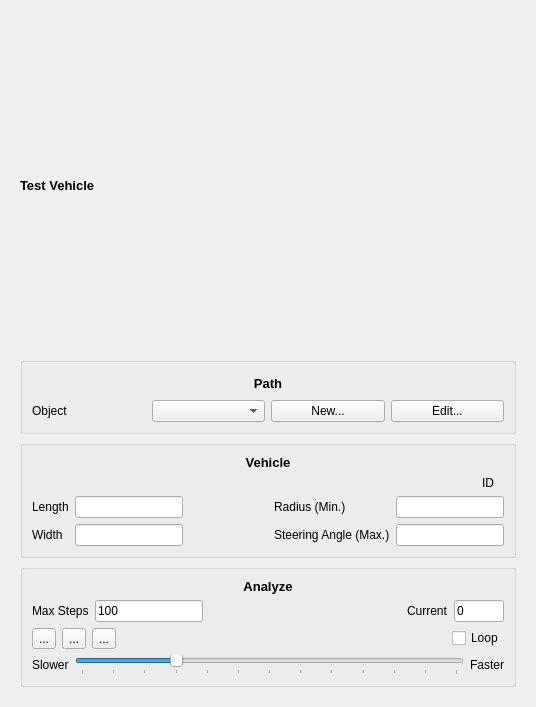
This is freecad/turns/resources/test_vehicle.ui in joelgraff/freecad.turns as Qt 5 draws it before an edit. The edited form follows.
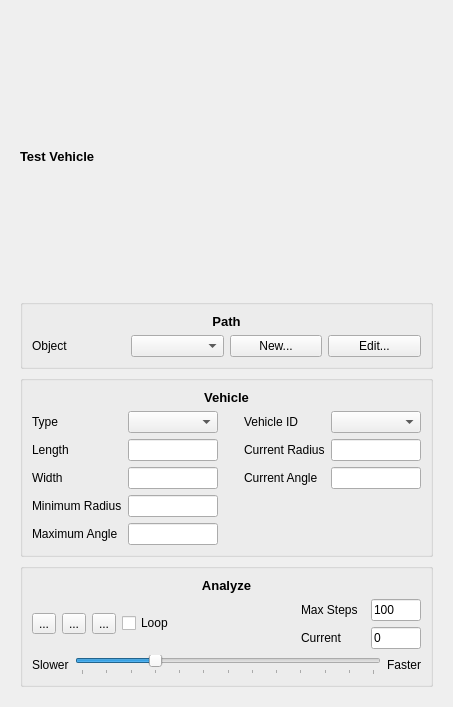
This is the edited form.

Commit message: implementing vehicle template support

```diff
--- a/freecad/turns/resources/test_vehicle.ui
+++ b/freecad/turns/resources/test_vehicle.ui
@@ -6,12 +6,12 @@
    <rect>
     <x>0</x>
     <y>0</y>
-    <width>536</width>
+    <width>453</width>
     <height>707</height>
    </rect>
   </property>
   <property name="sizePolicy">
-   <sizepolicy hsizetype="Minimum" vsizetype="Minimum">
+   <sizepolicy hsizetype="Maximum" vsizetype="Fixed">
     <horstretch>0</horstretch>
     <verstretch>0</verstretch>
    </sizepolicy>
@@ -26,7 +26,7 @@
       <bool>true</bool>
      </property>
      <property name="sizePolicy">
-      <sizepolicy hsizetype="MinimumExpanding" vsizetype="MinimumExpanding">
+      <sizepolicy hsizetype="Preferred" vsizetype="MinimumExpanding">
        <horstretch>0</horstretch>
        <verstretch>0</verstretch>
       </sizepolicy>
@@ -52,6 +52,12 @@
          <layout class="QVBoxLayout" name="verticalLayout_4" stretch="0,0,0">
           <item>
            <widget class="QGroupBox" name="groupBox_path">
+            <property name="sizePolicy">
+             <sizepolicy hsizetype="Preferred" vsizetype="Preferred">
+              <horstretch>0</horstretch>
+              <verstretch>0</verstretch>
+             </sizepolicy>
+            </property>
             <layout class="QVBoxLayout" name="verticalLayout_5">
              <item>
               <widget class="QLabel" name="label_path">
@@ -84,6 +90,12 @@
                </item>
                <item>
                 <widget class="QPushButton" name="create_path_button">
+                 <property name="sizePolicy">
+                  <sizepolicy hsizetype="Preferred" vsizetype="Fixed">
+                   <horstretch>0</horstretch>
+                   <verstretch>0</verstretch>
+                  </sizepolicy>
+                 </property>
                  <property name="text">
                   <string>New...</string>
                  </property>
@@ -91,6 +103,12 @@
                </item>
                <item>
                 <widget class="QPushButton" name="edit_path_button">
+                 <property name="sizePolicy">
+                  <sizepolicy hsizetype="Preferred" vsizetype="Fixed">
+                   <horstretch>0</horstretch>
+                   <verstretch>0</verstretch>
+                  </sizepolicy>
+                 </property>
                  <property name="text">
                   <string>Edit...</string>
                  </property>
@@ -103,6 +121,12 @@
           </item>
           <item>
            <widget class="QGroupBox" name="groupBox_vehicle">
+            <property name="sizePolicy">
+             <sizepolicy hsizetype="Maximum" vsizetype="Preferred">
+              <horstretch>0</horstretch>
+              <verstretch>0</verstretch>
+             </sizepolicy>
+            </property>
             <property name="title">
              <string/>
             </property>
@@ -110,9 +134,15 @@
              <item>
               <layout class="QVBoxLayout" name="verticalLayout_7">
                <item>
-                <layout class="QHBoxLayout" name="horizontalLayout_3">
+                <layout class="QHBoxLayout" name="horizontalLayout_3" stretch="0">
                  <item>
                   <widget class="QLabel" name="label_Vehicle">
+                   <property name="sizePolicy">
+                    <sizepolicy hsizetype="Preferred" vsizetype="Preferred">
+                     <horstretch>1</horstretch>
+                     <verstretch>0</verstretch>
+                    </sizepolicy>
+                   </property>
                    <property name="font">
                     <font>
                      <pointsize>10</pointsize>
@@ -130,49 +160,35 @@
                  </item>
                 </layout>
                </item>
-               <item>
-                <widget class="QLabel" name="label_veh_id">
-                 <property name="text">
-                  <string>ID</string>
-                 </property>
-                 <property name="alignment">
-                  <set>Qt::AlignRight|Qt::AlignTrailing|Qt::AlignVCenter</set>
-                 </property>
-                 <property name="margin">
-                  <number>0</number>
-                 </property>
-                 <property name="indent">
-                  <number>10</number>
-                 </property>
-                </widget>
-               </item>
                <item>
                 <layout class="QHBoxLayout" name="horizontalLayout_2">
                  <item>
                   <layout class="QFormLayout" name="formLayout_veh_dim">
-                   <item row="1" column="0">
-                    <widget class="QLabel" name="label_width">
-                     <property name="text">
-                      <string>Width</string>
-                     </property>
-                    </widget>
-                   </item>
-                   <item row="1" column="1">
-                    <widget class="QLineEdit" name="lineEdit_width">
-                     <property name="readOnly">
-                      <bool>true</bool>
-                     </property>
-                    </widget>
-                   </item>
                    <item row="0" column="0">
+                    <widget class="QLabel" name="label_8">
+                     <property name="text">
+                      <string>Type</string>
+                     </property>
+                    </widget>
+                   </item>
+                   <item row="0" column="1">
+                    <widget class="QComboBox" name="type_combo"/>
+                   </item>
+                   <item row="1" column="0">
                     <widget class="QLabel" name="label_length">
                      <property name="text">
                       <string>Length</string>
                      </property>
                     </widget>
                    </item>
-                   <item row="0" column="1">
+                   <item row="1" column="1">
                     <widget class="QLineEdit" name="length_edit">
+                     <property name="sizePolicy">
+                      <sizepolicy hsizetype="Preferred" vsizetype="Fixed">
+                       <horstretch>0</horstretch>
+                       <verstretch>0</verstretch>
+                      </sizepolicy>
+                     </property>
                      <property name="autoFillBackground">
                       <bool>false</bool>
                      </property>
@@ -181,6 +197,66 @@
                      </property>
                     </widget>
                    </item>
+                   <item row="2" column="0">
+                    <widget class="QLabel" name="label_width">
+                     <property name="text">
+                      <string>Width</string>
+                     </property>
+                    </widget>
+                   </item>
+                   <item row="2" column="1">
+                    <widget class="QLineEdit" name="width_edit">
+                     <property name="sizePolicy">
+                      <sizepolicy hsizetype="Preferred" vsizetype="Fixed">
+                       <horstretch>0</horstretch>
+                       <verstretch>0</verstretch>
+                      </sizepolicy>
+                     </property>
+                     <property name="readOnly">
+                      <bool>true</bool>
+                     </property>
+                    </widget>
+                   </item>
+                   <item row="3" column="0">
+                    <widget class="QLabel" name="label_6">
+                     <property name="text">
+                      <string>Minimum Radius</string>
+                     </property>
+                    </widget>
+                   </item>
+                   <item row="3" column="1">
+                    <widget class="QLineEdit" name="min_radius_edit">
+                     <property name="sizePolicy">
+                      <sizepolicy hsizetype="Preferred" vsizetype="Fixed">
+                       <horstretch>0</horstretch>
+                       <verstretch>0</verstretch>
+                      </sizepolicy>
+                     </property>
+                     <property name="readOnly">
+                      <bool>true</bool>
+                     </property>
+                    </widget>
+                   </item>
+                   <item row="4" column="0">
+                    <widget class="QLabel" name="label_7">
+                     <property name="text">
+                      <string>Maximum Angle</string>
+                     </property>
+                    </widget>
+                   </item>
+                   <item row="4" column="1">
+                    <widget class="QLineEdit" name="max_angle_edit">
+                     <property name="sizePolicy">
+                      <sizepolicy hsizetype="Preferred" vsizetype="Fixed">
+                       <horstretch>0</horstretch>
+                       <verstretch>0</verstretch>
+                      </sizepolicy>
+                     </property>
+                     <property name="readOnly">
+                      <bool>true</bool>
+                     </property>
+                    </widget>
+                   </item>
                   </layout>
                  </item>
                  <item>
@@ -188,9 +264,12 @@
                    <property name="orientation">
                     <enum>Qt::Horizontal</enum>
                    </property>
+                   <property name="sizeType">
+                    <enum>QSizePolicy::Minimum</enum>
+                   </property>
                    <property name="sizeHint" stdset="0">
                     <size>
-                     <width>40</width>
+                     <width>20</width>
                      <height>20</height>
                     </size>
                    </property>
@@ -198,23 +277,47 @@
                  </item>
                  <item>
                   <layout class="QFormLayout" name="formLayout_radius_angle">
+                   <item row="0" column="1">
+                    <widget class="QComboBox" name="id_combo"/>
+                   </item>
+                   <item row="0" column="0">
+                    <widget class="QLabel" name="label_9">
+                     <property name="text">
+                      <string>Vehicle ID</string>
+                     </property>
+                    </widget>
+                   </item>
+                   <item row="1" column="1">
+                    <widget class="QLineEdit" name="cur_radius_edit">
+                     <property name="sizePolicy">
+                      <sizepolicy hsizetype="Preferred" vsizetype="Fixed">
+                       <horstretch>0</horstretch>
+                       <verstretch>0</verstretch>
+                      </sizepolicy>
+                     </property>
+                    </widget>
+                   </item>
+                   <item row="2" column="1">
+                    <widget class="QLineEdit" name="cur_angle_edit">
+                     <property name="sizePolicy">
+                      <sizepolicy hsizetype="Preferred" vsizetype="Fixed">
+                       <horstretch>0</horstretch>
+                       <verstretch>0</verstretch>
+                      </sizepolicy>
+                     </property>
+                    </widget>
+                   </item>
                    <item row="1" column="0">
                     <widget class="QLabel" name="label_radius">
                      <property name="text">
-                      <string>Radius (Min.)</string>
+                      <string>Current Radius</string>
                      </property>
                     </widget>
                    </item>
-                   <item row="1" column="1">
-                    <widget class="QLineEdit" name="radius_edit"/>
-                   </item>
-                   <item row="2" column="1">
-                    <widget class="QLineEdit" name="angle_edit"/>
-                   </item>
                    <item row="2" column="0">
                     <widget class="QLabel" name="label_angle">
                      <property name="text">
-                      <string>Steering Angle (Max.)</string>
+                      <string>Current Angle</string>
                      </property>
                     </widget>
                    </item>
@@ -229,6 +332,12 @@
           </item>
           <item>
            <widget class="QGroupBox" name="groupBox_analyze">
+            <property name="sizePolicy">
+             <sizepolicy hsizetype="Preferred" vsizetype="Preferred">
+              <horstretch>0</horstretch>
+              <verstretch>0</verstretch>
+             </sizepolicy>
+            </property>
             <property name="title">
              <string/>
             </property>
@@ -251,29 +360,44 @@
               </widget>
              </item>
              <item>
-              <layout class="QHBoxLayout" name="horizontalLayout" stretch="0,0,1,0,0">
+              <layout class="QHBoxLayout" name="horizontalLayout_6">
                <item>
-                <widget class="QLabel" name="label_steps">
-                 <property name="text">
-                  <string>Max Steps</string>
-                 </property>
-                </widget>
-               </item>
-               <item>
-                <widget class="QLineEdit" name="max_steps_edit">
-                 <property name="sizePolicy">
-                  <sizepolicy hsizetype="Minimum" vsizetype="Fixed">
-                   <horstretch>0</horstretch>
-                   <verstretch>0</verstretch>
-                  </sizepolicy>
-                 </property>
-                 <property name="text">
-                  <string>100</string>
-                 </property>
-                 <property name="placeholderText">
-                  <string/>
-                 </property>
-                </widget>
+                <layout class="QGridLayout" name="gridLayout" columnstretch="1,0,0,0,0,0,0">
+                 <item row="0" column="0">
+                  <widget class="QToolButton" name="back_button">
+                   <property name="text">
+                    <string>...</string>
+                   </property>
+                  </widget>
+                 </item>
+                 <item row="0" column="2">
+                  <widget class="QToolButton" name="forward_button">
+                   <property name="text">
+                    <string>...</string>
+                   </property>
+                  </widget>
+                 </item>
+                 <item row="0" column="1">
+                  <widget class="QToolButton" name="play_button">
+                   <property name="text">
+                    <string>...</string>
+                   </property>
+                  </widget>
+                 </item>
+                 <item row="0" column="4">
+                  <widget class="QCheckBox" name="loop_checkbox">
+                   <property name="sizePolicy">
+                    <sizepolicy hsizetype="Maximum" vsizetype="Fixed">
+                     <horstretch>0</horstretch>
+                     <verstretch>0</verstretch>
+                    </sizepolicy>
+                   </property>
+                   <property name="text">
+                    <string>Loop</string>
+                   </property>
+                  </widget>
+                 </item>
+                </layout>
                </item>
                <item>
                 <spacer name="horizontalSpacer_2">
@@ -289,81 +413,80 @@
                 </spacer>
                </item>
                <item>
-                <widget class="QLabel" name="label_2">
-                 <property name="text">
-                  <string>Current</string>
-                 </property>
-                </widget>
-               </item>
-               <item>
-                <widget class="QLineEdit" name="cur_step_edit">
-                 <property name="sizePolicy">
-                  <sizepolicy hsizetype="Minimum" vsizetype="Fixed">
-                   <horstretch>0</horstretch>
-                   <verstretch>0</verstretch>
-                  </sizepolicy>
-                 </property>
-                 <property name="maximumSize">
-                  <size>
-                   <width>50</width>
-                   <height>16777215</height>
-                  </size>
-                 </property>
-                 <property name="text">
-                  <string>0</string>
-                 </property>
-                 <property name="placeholderText">
-                  <string/>
-                 </property>
-                </widget>
-               </item>
-              </layout>
-             </item>
-             <item>
-              <layout class="QGridLayout" name="gridLayout" columnstretch="1,1,1,0,0,0" columnminimumwidth="1,1,1,0,0,0">
-               <item row="0" column="0">
-                <widget class="QToolButton" name="back_button">
-                 <property name="text">
-                  <string>...</string>
-                 </property>
-                </widget>
-               </item>
-               <item row="0" column="2">
-                <widget class="QToolButton" name="forward_button">
-                 <property name="text">
-                  <string>...</string>
-                 </property>
-                </widget>
-               </item>
-               <item row="0" column="1">
-                <widget class="QToolButton" name="play_button">
-                 <property name="text">
-                  <string>...</string>
-                 </property>
-                </widget>
-               </item>
-               <item row="0" column="5">
-                <layout class="QHBoxLayout" name="horizontalLayout_5" stretch=""/>
-               </item>
-               <item row="0" column="3">
-                <spacer name="horizontalSpacer_3">
-                 <property name="orientation">
-                  <enum>Qt::Horizontal</enum>
-                 </property>
-                 <property name="sizeHint" stdset="0">
-                  <size>
-                   <width>40</width>
-                   <height>20</height>
-                  </size>
-                 </property>
-                </spacer>
-               </item>
-               <item row="0" column="4">
-                <widget class="QCheckBox" name="loop_checkbox">
-                 <property name="text">
-                  <string>Loop</string>
-                 </property>
-                </widget>
+                <layout class="QVBoxLayout" name="verticalLayout">
+                 <item>
+                  <layout class="QHBoxLayout" name="horizontalLayout" stretch="0,0">
+                   <item>
+                    <widget class="QLabel" name="label_steps">
+                     <property name="sizePolicy">
+                      <sizepolicy hsizetype="Expanding" vsizetype="Preferred">
+                       <horstretch>0</horstretch>
+                       <verstretch>0</verstretch>
+                      </sizepolicy>
+                     </property>
+                     <property name="text">
+                      <string>Max Steps</string>
+                     </property>
+                    </widget>
+                   </item>
+                   <item>
+                    <widget class="QLineEdit" name="max_steps_edit">
+                     <property name="sizePolicy">
+                      <sizepolicy hsizetype="Maximum" vsizetype="Fixed">
+                       <horstretch>0</horstretch>
+                       <verstretch>0</verstretch>
+                      </sizepolicy>
+                     </property>
+                     <property name="maximumSize">
+                      <size>
+                       <width>50</width>
+                       <height>16777215</height>
+                      </size>
+                     </property>
+                     <property name="text">
+                      <string>100</string>
+                     </property>
+                     <property name="placeholderText">
+                      <string/>
+                     </property>
+                    </widget>
+                   </item>
+                  </layout>
+                 </item>
+                 <item>
+                  <layout class="QHBoxLayout" name="horizontalLayout_5">
+                   <item>
+                    <widget class="QLabel" name="label_2">
+                     <property name="text">
+                      <string>Current</string>
+                     </property>
+                    </widget>
+                   </item>
+                   <item>
+                    <widget class="QLineEdit" name="cur_step_edit">
+                     <property name="sizePolicy">
+                      <sizepolicy hsizetype="Preferred" vsizetype="Fixed">
+                       <horstretch>0</horstretch>
+                       <verstretch>0</verstretch>
+                      </sizepolicy>
+                     </property>
+                     <property name="maximumSize">
+                      <size>
+                       <width>50</width>
+                       <height>16777215</height>
+                      </size>
+                     </property>
+                     <property name="text">
+                      <string>0</string>
+                     </property>
+                     <property name="placeholderText">
+                      <string/>
+                     </property>
+                    </widget>
+                   </item>
+                  </layout>
+                 </item>
+                </layout>
                </item>
               </layout>
              </item>
```
The commit also changes 10 other files.
